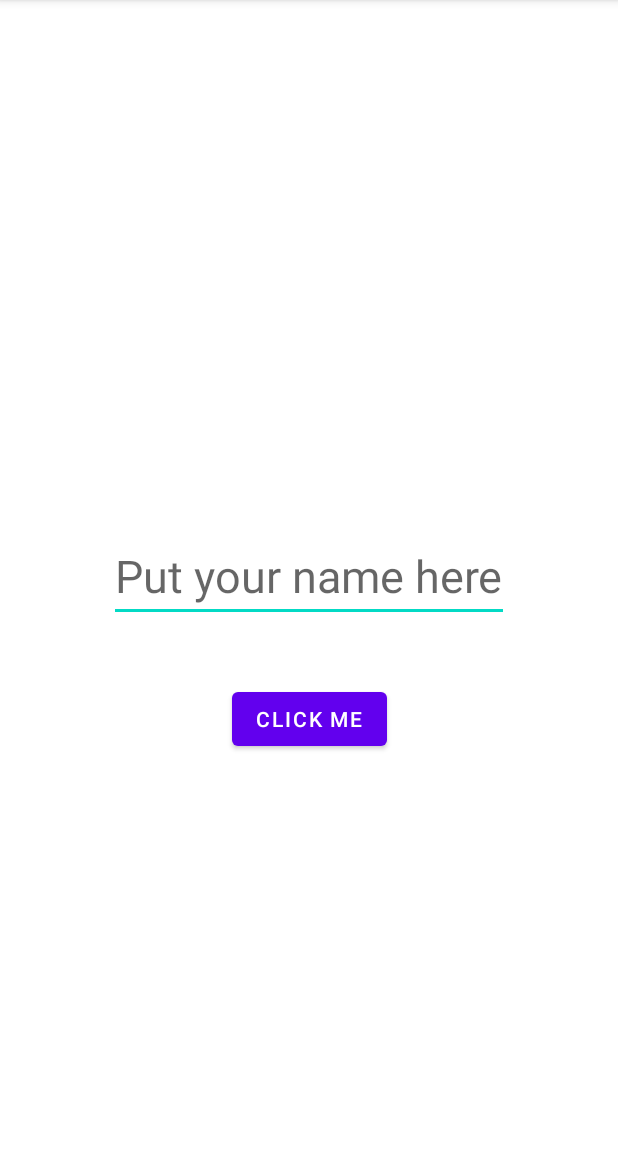
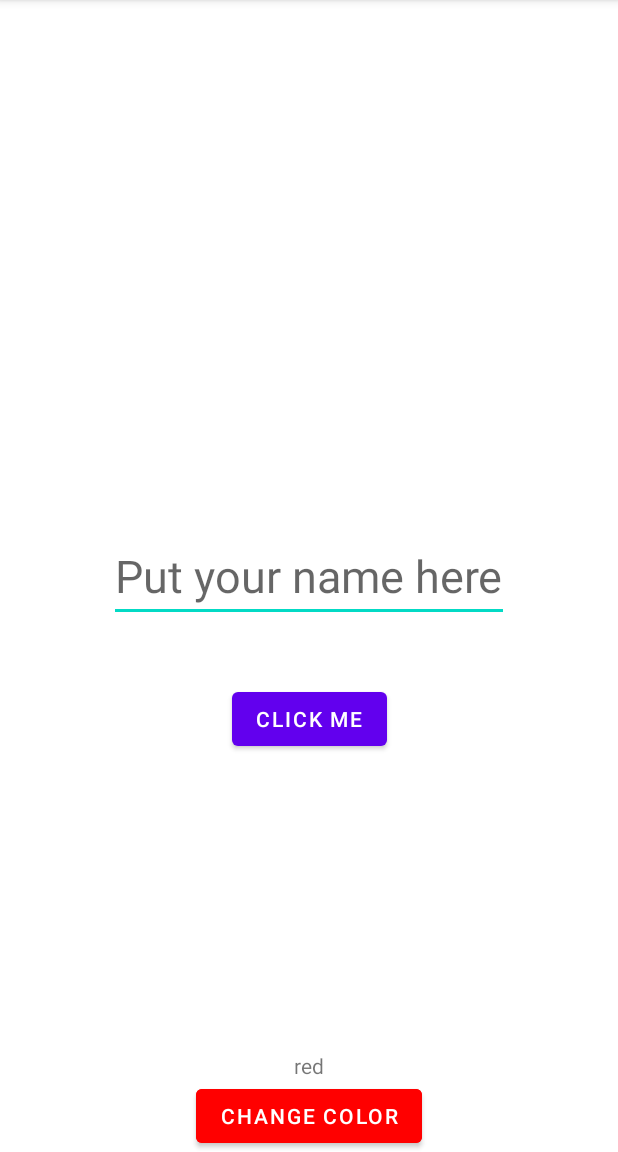
Before and after one commit to BLCRAFT210/AndroidApps, an Android app: the screen it shows after launch (MainActivity), on a phone screen of 412 x 824 dp, the part 84-1236 px from its top. Run offline under Robolectric (Android 15) with nearby library versions, the phone set to English and light mode, and no system bars.

Commit message:
finish l2

```diff
--- a/P3L02LaiBrianGUIBasics/app/src/main/java/com/example/p3l02laibrianguibasics/MainActivity.java
+++ b/P3L02LaiBrianGUIBasics/app/src/main/java/com/example/p3l02laibrianguibasics/MainActivity.java
@@ -9,10 +9,11 @@ import android.widget.EditText;
 import android.widget.TextView;
 
 public class MainActivity extends AppCompatActivity {
-    Button nameButton;
-    TextView nameDisplay;
+    Button nameButton, colorButton;
+    TextView nameDisplay, colorDisplay;
     EditText nameInput;
     String[] colors;
+    int index = 0;
 
     @Override
     protected void onCreate(Bundle savedInstanceState) {
@@ -22,11 +23,31 @@ public class MainActivity extends AppCompatActivity {
         nameButton = findViewById(R.id.name_button);
         nameDisplay = findViewById(R.id.element_text);
         nameInput = findViewById(R.id.text_input);
+        colorButton = findViewById(R.id.color_button);
+        colorDisplay = findViewById(R.id.color_display);
 
         colors = getResources().getStringArray(R.array.colors);
+        colorDisplay.setText(colors[index]);
     }
 
     public void showName(View view) {
         nameDisplay.setText("Hello "+nameInput.getText());
     }
+
+    public void changeColor(View view) {
+        index = (index+1)%colors.length;
+        colorDisplay.setText(colors[index]);
+        if (index==0)
+            view.setBackgroundColor(getResources().getColor(R.color.red));
+        else if (index==1)
+            view.setBackgroundColor(getResources().getColor(R.color.orange));
+        else if (index==2)
+            view.setBackgroundColor(getResources().getColor(R.color.yellow));
+        else if (index==3)
+            view.setBackgroundColor(getResources().getColor(R.color.green));
+        else if (index==4)
+            view.setBackgroundColor(getResources().getColor(R.color.blue));
+        else
+            view.setBackgroundColor(getResources().getColor(R.color.violet));
+    }
 }
--- a/P3L02LaiBrianGUIBasics/app/src/main/res/layout/activity_main.xml
+++ b/P3L02LaiBrianGUIBasics/app/src/main/res/layout/activity_main.xml
@@ -36,4 +36,23 @@
         app:layout_constraintLeft_toLeftOf="parent"
         app:layout_constraintRight_toRightOf="parent"/>
 
+    <TextView
+        android:id="@+id/color_display"
+        android:layout_width="wrap_content"
+        android:layout_height="wrap_content"
+        app:layout_constraintLeft_toLeftOf="parent"
+        app:layout_constraintRight_toRightOf="parent"
+        app:layout_constraintBottom_toTopOf="@id/color_button"/>
+
+    <Button
+        android:id="@+id/color_button"
+        android:layout_width="wrap_content"
+        android:layout_height="wrap_content"
+        android:onClick="changeColor"
+        android:text="@string/change_color"
+        android:backgroundTint="@color/red"
+        app:layout_constraintLeft_toLeftOf="parent"
+        app:layout_constraintRight_toRightOf="parent"
+        app:layout_constraintBottom_toBottomOf="parent"/>
+
 </androidx.constraintlayout.widget.ConstraintLayout>
--- a/P3L02LaiBrianGUIBasics/app/src/main/res/values/colors.xml
+++ b/P3L02LaiBrianGUIBasics/app/src/main/res/values/colors.xml
@@ -1,5 +1,11 @@
 <?xml version="1.0" encoding="utf-8"?>
 <resources>
+    <color name="red">#FF0000</color>
+    <color name="orange">#FF4500</color>
+    <color name="yellow">#FFFF00</color>
+    <color name="green">#00FF00</color>
+    <color name="blue">#0000FF</color>
+    <color name="violet">#FF00FF</color>
     <color name="purple_200">#FFBB86FC</color>
     <color name="purple_500">#FF6200EE</color>
     <color name="purple_700">#FF3700B3</color>
--- a/P3L02LaiBrianGUIBasics/app/src/main/res/values/strings.xml
+++ b/P3L02LaiBrianGUIBasics/app/src/main/res/values/strings.xml
@@ -2,13 +2,14 @@
     <string name="app_name">Brian\'s Greatest App</string>
     <string name="name_prompt">Put your name here</string>
     <string name="click_me">Click me</string>
+    <string name="change_color">Change color</string>
 
     <string-array name="colors">
-        <item>Red</item>
-        <item>Orange</item>
-        <item>Yellow</item>
-        <item>Green</item>
-        <item>Blue</item>
-        <item>Violet</item>
+        <item>red</item>
+        <item>orange</item>
+        <item>yellow</item>
+        <item>green</item>
+        <item>blue</item>
+        <item>violet</item>
     </string-array>
 </resources>
```
